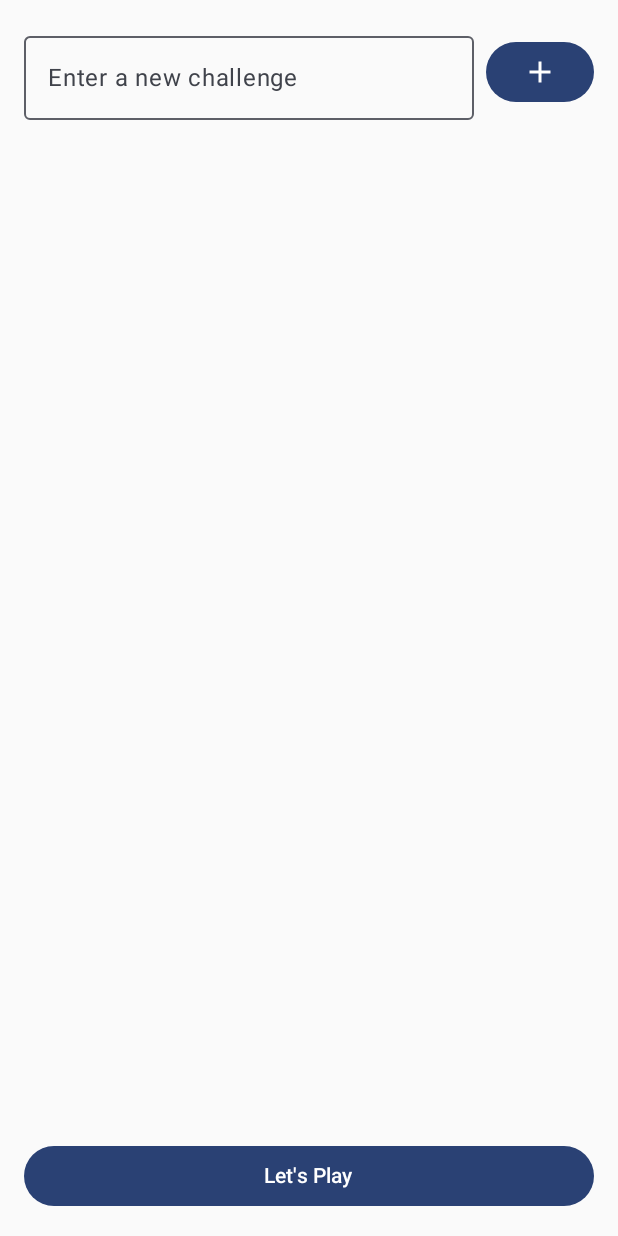
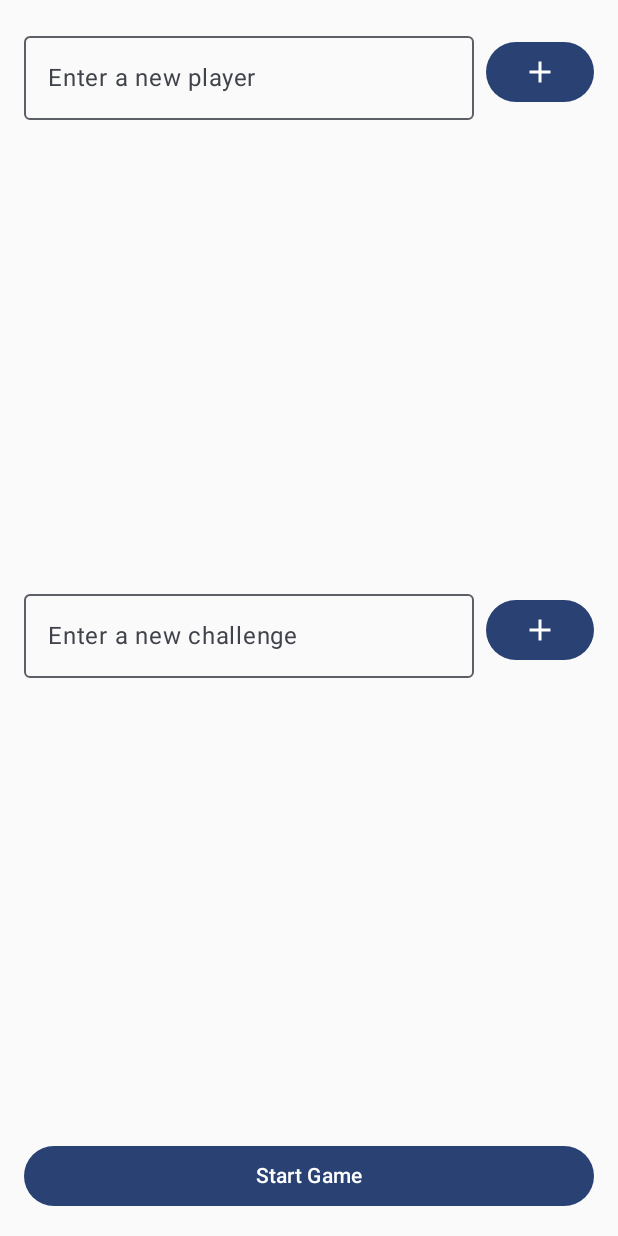
Before and after one commit to SarraBenRejeb2003/dareChallenges, an Android app built with Jetpack Compose: the screen it shows after launch (MainActivity), on a phone screen of 412 x 824 dp. Run offline under Robolectric (Android 15) with nearby library versions, the phone set to English and light mode, and no system bars; our stand-ins replace Room's generated code.

Commit message:
feat: Implement player management and game logic
This commit introduces player management and the core game logic, allowing users to add players and start a game that randomly pairs a player with a challenge.

Key changes:
- **Player Management**:
    - Added a Room database (`PlayerDatabase`, `PlayerDao`, `PlayerDTO`) to persist player data.
    - Implemented `PlayerRepository` and `PlayerViewModel` for managing player state.
    - Created a `PickRandomPlayerUseCase` for game logic.
- **Game Flow**:
    - Introduced `GameSetupScreen` to allow users to add both players and challenges before starting a game. This screen replaces the old `ChallengeListScreen`.
    - Added `GameScreen`, which displays a randomly selected player and challenge.
    - Created `GameViewModel` to handle the logic of selecting a random player and challenge for each round.
- **Navigation & DI**:
    - Updated `AppNavigation` to include the new game setup and game screens, setting `GameSetupScreen` as the starting destination.
    - Expanded the `ViewModelFactory` and `AppContainer` to provide dependencies for player and game-related components.

```diff
--- a/app/src/main/java/com/example/dareWheel/MainActivity.kt
+++ b/app/src/main/java/com/example/dareWheel/MainActivity.kt
@@ -8,9 +8,12 @@ import androidx.compose.runtime.Composable
 import androidx.navigation.compose.NavHost
 import androidx.navigation.compose.composable
 import androidx.navigation.compose.rememberNavController
-import com.example.dareWheel.challenge.presentation.screens.ChallengeListScreen
+import com.example.dareWheel.challenge.presentation.screens.WheelScreen
 import com.example.dareWheel.challenge.presentation.viewmodel.ChallengeViewModel
-import com.example.dareWheel.challenge.presentation.screens.WheelScreen
+import com.example.dareWheel.game.presentation.screens.GameScreen
+import com.example.dareWheel.game.presentation.screens.GameSetupScreen
+import com.example.dareWheel.game.presentation.viewmodel.GameViewModel
+import com.example.dareWheel.player.presentation.viewmodel.PlayerViewModel
 import com.example.dareWheel.ui.theme.MyApplicationTheme
 import com.example.dareWheel.challenge.presentation.viewmodel.WheelViewModel
 
@@ -21,26 +24,43 @@ class MainActivity : ComponentActivity() {
     private val wheelViewModel: WheelViewModel by viewModels {
         (application as ChallengeApplication).container.viewModelFactory
     }
+    private val playerViewModel: PlayerViewModel by viewModels {
+        (application as ChallengeApplication).container.viewModelFactory
+    }
+    private val gameViewModel: GameViewModel by viewModels {
+        (application as ChallengeApplication).container.viewModelFactory
+    }
 
     override fun onCreate(savedInstanceState: Bundle?) {
         super.onCreate(savedInstanceState)
         setContent {
             MyApplicationTheme {
-                AppNavigation(challengeViewModel, wheelViewModel)
+                AppNavigation(challengeViewModel, wheelViewModel, playerViewModel, gameViewModel)
             }
         }
     }
 }
 
 @Composable
-fun AppNavigation(challengeViewModel: ChallengeViewModel, wheelViewModel: WheelViewModel) {
+fun AppNavigation(
+    challengeViewModel: ChallengeViewModel,
+    wheelViewModel: WheelViewModel,
+    playerViewModel: PlayerViewModel,
+    gameViewModel: GameViewModel
+) {
     val navController = rememberNavController()
-    NavHost(navController = navController, startDestination = "challengeList") {
+    NavHost(navController = navController, startDestination = "playerList") {
+        composable("playerList") {
+            GameSetupScreen(navController = navController, playerViewModel = playerViewModel, challengeViewModel = challengeViewModel)
+        }
         composable("challengeList") {
-            ChallengeListScreen(navController = navController, challengeViewModel = challengeViewModel)
+            WheelScreen(wheelViewModel = wheelViewModel)
         }
         composable("wheelScreen") {
             WheelScreen(wheelViewModel = wheelViewModel)
         }
+        composable("gameScreen") {
+            GameScreen(gameViewModel = gameViewModel)
+        }
     }
 }
--- a/app/src/main/java/com/example/dareWheel/challenge/presentation/screens/ChallengeListScreen.kt
+++ /dev/null
@@ -1,104 +0,0 @@
-package com.example.dareWheel.challenge.presentation.screens
-
-import androidx.compose.foundation.layout.Arrangement
-import androidx.compose.foundation.layout.Column
-import androidx.compose.foundation.layout.Row
-import androidx.compose.foundation.layout.Spacer
-import androidx.compose.foundation.layout.fillMaxSize
-import androidx.compose.foundation.layout.fillMaxWidth
-import androidx.compose.foundation.layout.height
-import androidx.compose.foundation.layout.padding
-import androidx.compose.foundation.lazy.LazyColumn
-import androidx.compose.foundation.lazy.items
-import androidx.compose.material.icons.Icons
-import androidx.compose.material.icons.filled.Add
-import androidx.compose.material3.Button
-import androidx.compose.material3.Card
-import androidx.compose.material3.Icon
-import androidx.compose.material3.OutlinedTextField
-import androidx.compose.material3.Text
-import androidx.compose.runtime.Composable
-import androidx.compose.runtime.getValue
-import androidx.compose.runtime.mutableStateOf
-import androidx.compose.runtime.remember
-import androidx.compose.runtime.setValue
-import androidx.compose.ui.Alignment
-import androidx.compose.ui.Modifier
-import androidx.compose.ui.unit.dp
-import androidx.lifecycle.viewmodel.compose.viewModel
-import androidx.navigation.NavController
-import com.example.dareWheel.challenge.presentation.viewmodel.ChallengeViewModel
-
-@Composable
-fun ChallengeListScreen(
-    navController: NavController,
-    challengeViewModel: ChallengeViewModel = viewModel(),
-    modifier: Modifier = Modifier
-) {
-    val challenges by challengeViewModel.challenges
-    var newChallengeText by remember { mutableStateOf("") }
-
-    Column(
-        modifier = modifier
-            .fillMaxSize()
-            .padding(16.dp),
-        horizontalAlignment = Alignment.CenterHorizontally
-    ) {
-        Row(
-            modifier = Modifier.fillMaxWidth(),
-            verticalAlignment = Alignment.CenterVertically,
-            horizontalArrangement = Arrangement.spacedBy(8.dp)
-        ) {
-            OutlinedTextField(
-                value = newChallengeText,
-                onValueChange = { newChallengeText = it },
-                label = { Text("Enter a new challenge") },
-                modifier = Modifier.weight(1f)
-            )
-            Button(
-                onClick = {
-                    if (newChallengeText.isNotBlank()) {
-                        challengeViewModel.addChallenge(newChallengeText)
-                        newChallengeText = ""
-                    }
-                }
-            ) {
-                Icon(Icons.Default.Add, contentDescription = "Add")
-            }
-        }
-
-        Spacer(modifier = Modifier.height(16.dp))
-
-        if (challenges.isNotEmpty()) {
-            LazyColumn(
-                modifier = Modifier
-                    .weight(1f)
-                    .fillMaxWidth(),
-                verticalArrangement = Arrangement.spacedBy(8.dp)
-            ) {
-                items(challenges) { challenge ->
-                    Card(modifier = Modifier.fillMaxWidth()) {
-                        Text(
-                            text = challenge.name,
-                            modifier = Modifier.padding(16.dp)
-                        )
-                    }
-                }
-            }
-        } else {
-            // Fills the space to push the button to the bottom
-            Spacer(modifier = Modifier.weight(1f))
-        }
-
-        Spacer(modifier = Modifier.height(16.dp))
-
-        Button(
-            onClick = {
-                navController.navigate("wheelScreen")
-            },
-            modifier = Modifier.fillMaxWidth()
-        ) {
-            Text("Let's Play")
-        }
-    }
-}
--- a/app/src/main/java/com/example/dareWheel/di/AppContainer.kt
+++ b/app/src/main/java/com/example/dareWheel/di/AppContainer.kt
@@ -1,13 +1,16 @@
 package com.example.dareWheel.di
 
 import android.content.Context
-import androidx.room.Room
 import com.example.dareWheel.challenge.data.ChallengeDatabase
 import com.example.dareWheel.challenge.data.ChallengeRepositoryImpl
 import com.example.dareWheel.challenge.domain.ChallengeRepository
+import com.example.dareWheel.player.data.PlayerDatabase
+import com.example.dareWheel.player.data.PlayerRepositoryImpl
+import com.example.dareWheel.player.domain.PlayerRepository
 
 interface AppContainer {
     val challengeRepository: ChallengeRepository
+    val playerRepository: PlayerRepository
     val viewModelFactory: ViewModelFactory
 }
 
@@ -17,7 +20,11 @@ class AppDataContainer(private val context: Context) : AppContainer {
         ChallengeRepositoryImpl(ChallengeDatabase.getDatabase(context).challengedao)
     }
 
+    override val playerRepository: PlayerRepository by lazy {
+        PlayerRepositoryImpl(PlayerDatabase.getDatabase(context).playerdao)
+    }
+
     override val viewModelFactory: ViewModelFactory by lazy {
-        ViewModelFactory(challengeRepository)
+        ViewModelFactory(challengeRepository, playerRepository)
     }
 }
--- a/app/src/main/java/com/example/dareWheel/di/ViewModelFactory.kt
+++ b/app/src/main/java/com/example/dareWheel/di/ViewModelFactory.kt
@@ -3,18 +3,39 @@ package com.example.dareWheel.di
 import androidx.lifecycle.ViewModel
 import androidx.lifecycle.ViewModelProvider
 import com.example.dareWheel.challenge.domain.ChallengeRepository
+import com.example.dareWheel.challenge.domain.usecase.PickRandomChallengeUseCase
 import com.example.dareWheel.challenge.presentation.viewmodel.ChallengeViewModel
 import com.example.dareWheel.challenge.presentation.viewmodel.WheelViewModel
+import com.example.dareWheel.game.presentation.viewmodel.GameViewModel
+import com.example.dareWheel.player.domain.PlayerRepository
+import com.example.dareWheel.player.domain.usecase.PickRandomPlayerUseCase
+import com.example.dareWheel.player.presentation.viewmodel.PlayerViewModel
 
-class ViewModelFactory(private val repository: ChallengeRepository) : ViewModelProvider.Factory {
+class ViewModelFactory(
+    private val challengeRepository: ChallengeRepository,
+    private val playerRepository: PlayerRepository
+) : ViewModelProvider.Factory {
     override fun <T : ViewModel> create(modelClass: Class<T>): T {
         if (modelClass.isAssignableFrom(ChallengeViewModel::class.java)) {
             @Suppress("UNCHECKED_CAST")
-            return ChallengeViewModel(repository) as T
+            return ChallengeViewModel(challengeRepository) as T
         }
         if (modelClass.isAssignableFrom(WheelViewModel::class.java)) {
             @Suppress("UNCHECKED_CAST")
-            return WheelViewModel(repository) as T
+            return WheelViewModel(challengeRepository) as T
+        }
+        if (modelClass.isAssignableFrom(PlayerViewModel::class.java)) {
+            @Suppress("UNCHECKED_CAST")
+            return PlayerViewModel(playerRepository) as T
+        }
+        if (modelClass.isAssignableFrom(GameViewModel::class.java)) {
+            @Suppress("UNCHECKED_CAST")
+            return GameViewModel(
+                challengeRepository,
+                playerRepository,
+                PickRandomChallengeUseCase(),
+                PickRandomPlayerUseCase()
+            ) as T
         }
         throw IllegalArgumentException("Unknown ViewModel class")
     }
--- /dev/null
+++ b/app/src/main/java/com/example/dareWheel/game/presentation/screens/GameSetupScreen.kt
@@ -0,0 +1,171 @@
+package com.example.dareWheel.game.presentation.screens
+
+import androidx.compose.foundation.layout.Arrangement
+import androidx.compose.foundation.layout.Column
+import androidx.compose.foundation.layout.Row
+import androidx.compose.foundation.layout.Spacer
+import androidx.compose.foundation.layout.fillMaxSize
+import androidx.compose.foundation.layout.fillMaxWidth
+import androidx.compose.foundation.layout.height
+import androidx.compose.foundation.layout.padding
+import androidx.compose.foundation.lazy.LazyColumn
+import androidx.compose.foundation.lazy.items
+import androidx.compose.material.icons.Icons
+import androidx.compose.material.icons.filled.Add
+import androidx.compose.material3.Button
+import androidx.compose.material3.Card
+import androidx.compose.material3.Icon
+import androidx.compose.material3.OutlinedTextField
+import androidx.compose.material3.Text
+import androidx.compose.runtime.Composable
+import androidx.compose.runtime.collectAsState
+import androidx.compose.runtime.getValue
+import androidx.compose.runtime.mutableStateOf
+import androidx.compose.runtime.remember
+import androidx.compose.runtime.setValue
+import androidx.compose.ui.Alignment
+import androidx.compose.ui.Modifier
+import androidx.compose.ui.unit.dp
+import androidx.lifecycle.viewmodel.compose.viewModel
+import androidx.navigation.NavController
+import com.example.dareWheel.challenge.presentation.viewmodel.ChallengeViewModel
+import com.example.dareWheel.player.presentation.viewmodel.PlayerViewModel
+
+@Composable
+fun GameSetupScreen(
+    navController: NavController,
+    playerViewModel: PlayerViewModel = viewModel(),
+    challengeViewModel: ChallengeViewModel = viewModel(),
+    modifier: Modifier = Modifier
+) {
+    val players by playerViewModel.players.collectAsState()
+    var newPlayerText by remember { mutableStateOf("") }
+
+    val challenges by challengeViewModel.challenges
+    var newChallengeText by remember { mutableStateOf("") }
+
+    Column(
+        modifier = modifier
+            .fillMaxSize()
+            .padding(16.dp),
+        horizontalAlignment = Alignment.CenterHorizontally
+    ) {
+        Column(
+            modifier = Modifier
+                .fillMaxWidth()
+                .weight(1f),
+            verticalArrangement = Arrangement.spacedBy(16.dp)
+        ) {
+            Column(
+                modifier = Modifier.weight(1f),
+                horizontalAlignment = Alignment.CenterHorizontally
+            ) {
+                Row(
+                    modifier = Modifier.fillMaxWidth(),
+                    verticalAlignment = Alignment.CenterVertically,
+                    horizontalArrangement = Arrangement.spacedBy(8.dp)
+                ) {
+                    OutlinedTextField(
+                        value = newPlayerText,
+                        onValueChange = { newPlayerText = it },
+                        label = { Text("Enter a new player") },
+                        modifier = Modifier.weight(1f)
+                    )
+                    Button(
+                        onClick = {
+                            if (newPlayerText.isNotBlank()) {
+                                playerViewModel.addPlayer(newPlayerText)
+                                newPlayerText = ""
+                            }
+                        }
+                    ) {
+                        Icon(Icons.Default.Add, contentDescription = "Add")
+                    }
+                }
+
+                Spacer(modifier = Modifier.height(16.dp))
+
+                if (players.isNotEmpty()) {
+                    LazyColumn(
+                        modifier = Modifier
+                            .weight(1f)
+                            .fillMaxWidth(),
+                        verticalArrangement = Arrangement.spacedBy(8.dp)
+                    ) {
+                        items(players) { player ->
+                            Card(modifier = Modifier.fillMaxWidth()) {
+                                Text(
+                                    text = player.name,
+                                    modifier = Modifier.padding(16.dp)
+                                )
+                            }
+                        }
+                    }
+                } else {
+                    Spacer(modifier = Modifier.weight(1f))
+                }
+            }
+
+            Column(
+                modifier = Modifier.weight(1f),
+                horizontalAlignment = Alignment.CenterHorizontally
+            ) {
+                Row(
+                    modifier = Modifier.fillMaxWidth(),
+                    verticalAlignment = Alignment.CenterVertically,
+                    horizontalArrangement = Arrangement.spacedBy(8.dp)
+                ) {
+                    OutlinedTextField(
+                        value = newChallengeText,
+                        onValueChange = { newChallengeText = it },
+                        label = { Text("Enter a new challenge") },
+                        modifier = Modifier.weight(1f)
+                    )
+                    Button(
+                        onClick = {
+                            if (newChallengeText.isNotBlank()) {
+                                challengeViewModel.addChallenge(newChallengeText)
+                                newChallengeText = ""
+                            }
+                        }
+                    ) {
+                        Icon(Icons.Default.Add, contentDescription = "Add")
+                    }
+                }
+
+                Spacer(modifier = Modifier.height(16.dp))
+
+                if (challenges.isNotEmpty()) {
+                    LazyColumn(
+                        modifier = Modifier
+                            .weight(1f)
+                            .fillMaxWidth(),
+                        verticalArrangement = Arrangement.spacedBy(8.dp)
+                    ) {
+                        items(challenges) { challenge ->
+                            Card(modifier = Modifier.fillMaxWidth()) {
+                                Text(
+                                    text = challenge.name,
+                                    modifier = Modifier.padding(16.dp)
+                                )
+                            }
+                        }
+                    }
+                } else {
+                    Spacer(modifier = Modifier.weight(1f))
+                }
+            }
+        }
+
+        Spacer(modifier = Modifier.height(16.dp))
+
+        Button(
+            onClick = {
+                navController.navigate("gameScreen")
+            },
+            modifier = Modifier.fillMaxWidth()
+        ) {
+            Text("Start Game")
+        }
+    }
+}
--- /dev/null
+++ b/app/src/main/java/com/example/dareWheel/game/presentation/viewmodel/GameViewModel.kt
@@ -0,0 +1,38 @@
+package com.example.dareWheel.game.presentation.viewmodel
+
+import androidx.lifecycle.ViewModel
+import androidx.lifecycle.viewModelScope
+import com.example.dareWheel.challenge.domain.ChallengeEntity
+import com.example.dareWheel.challenge.domain.ChallengeRepository
+import com.example.dareWheel.challenge.domain.usecase.PickRandomChallengeUseCase
+import com.example.dareWheel.player.domain.PlayerEntity
+import com.example.dareWheel.player.domain.PlayerRepository
+import com.example.dareWheel.player.domain.usecase.PickRandomPlayerUseCase
+import kotlinx.coroutines.flow.MutableStateFlow
+import kotlinx.coroutines.flow.StateFlow
+import kotlinx.coroutines.flow.first
+import kotlinx.coroutines.launch
+
+class GameViewModel(
+    private val challengeRepository: ChallengeRepository,
+    private val playerRepository: PlayerRepository,
+    private val pickRandomChallengeUseCase: PickRandomChallengeUseCase,
+    private val pickRandomPlayerUseCase: PickRandomPlayerUseCase
+) : ViewModel() {
+
+    private val _selectedPlayer = MutableStateFlow<PlayerEntity?>(null)
+    val selectedPlayer: StateFlow<PlayerEntity?> = _selectedPlayer
+
+    private val _selectedChallenge = MutableStateFlow<ChallengeEntity?>(null)
+    val selectedChallenge: StateFlow<ChallengeEntity?> = _selectedChallenge
+
+    fun pickRandoms() {
+        viewModelScope.launch {
+            val players = playerRepository.getAllPlayers().first()
+            val challenges = challengeRepository.getAllChallenges()
+
+            _selectedPlayer.value = pickRandomPlayerUseCase(players)
+            _selectedChallenge.value = pickRandomChallengeUseCase(challenges)
+        }
+    }
+}
--- /dev/null
+++ b/app/src/main/java/com/example/dareWheel/player/data/PlayerDao.kt
@@ -0,0 +1,15 @@
+package com.example.dareWheel.player.data
+
+import androidx.room.Dao
+import androidx.room.Insert
+import androidx.room.Query
+import kotlinx.coroutines.flow.Flow
+
+@Dao
+interface PlayerDao {
+    @Insert
+    suspend fun insert(player: PlayerDTO)
+
+    @Query("SELECT * FROM players")
+    fun getAllPlayers(): Flow<List<PlayerDTO>>
+}
--- /dev/null
+++ b/app/src/main/java/com/example/dareWheel/player/data/PlayerDataBase.kt
@@ -0,0 +1,31 @@
+package com.example.dareWheel.player.data
+
+import android.content.Context
+import androidx.room.Database
+import androidx.room.Room
+import androidx.room.RoomDatabase
+
+@Database(
+    entities = [PlayerDTO::class],
+    version = 1
+)
+abstract class PlayerDatabase : RoomDatabase() {
+    abstract val playerdao: PlayerDao
+
+    companion object {
+        @Volatile
+        private var INSTANCE: PlayerDatabase? = null
+
+        fun getDatabase(context: Context): PlayerDatabase {
+            return INSTANCE ?: synchronized(this) {
+                val instance = Room.databaseBuilder(
+                    context.applicationContext,
+                    PlayerDatabase::class.java,
+                    "player.db"
+                ).build()
+                INSTANCE = instance
+                instance
+            }
+        }
+    }
+}
--- /dev/null
+++ b/app/src/main/java/com/example/dareWheel/player/data/PlayerRepositoryImpl.kt
@@ -0,0 +1,19 @@
+package com.example.dareWheel.player.data
+
+import com.example.dareWheel.player.domain.PlayerEntity
+import com.example.dareWheel.player.domain.PlayerRepository
+import kotlinx.coroutines.flow.Flow
+import kotlinx.coroutines.flow.map
+
+class PlayerRepositoryImpl(private val playerDao: PlayerDao) : PlayerRepository {
+
+    override fun getAllPlayers(): Flow<List<PlayerEntity>> {
+        return playerDao.getAllPlayers().map { list ->
+            list.map { PlayerEntity(id = it.id.toString(), name = it.name) }
+        }
+    }
+
+    override suspend fun insertPlayer(player: PlayerEntity) {
+        playerDao.insert(PlayerDTO(name = player.name))
+    }
+}
--- /dev/null
+++ b/app/src/main/java/com/example/dareWheel/player/domain/PlayerEntity.kt
@@ -0,0 +1,6 @@
+package com.example.dareWheel.player.domain
+
+data class PlayerEntity (
+    val id: String,
+    val name: String
+)
--- /dev/null
+++ b/app/src/main/java/com/example/dareWheel/player/domain/PlayerRepository.kt
@@ -0,0 +1,9 @@
+package com.example.dareWheel.player.domain
+
+import com.example.dareWheel.player.domain.PlayerEntity
+import kotlinx.coroutines.flow.Flow
+
+interface PlayerRepository {
+    fun getAllPlayers(): Flow<List<PlayerEntity>>
+    suspend fun insertPlayer(player: PlayerEntity)
+}
--- /dev/null
+++ b/app/src/main/java/com/example/dareWheel/player/domain/usecase/PickRandomPlayerUseCase.kt
@@ -0,0 +1,12 @@
+package com.example.dareWheel.player.domain.usecase
+
+import com.example.dareWheel.player.domain.PlayerEntity
+
+class PickRandomPlayerUseCase {
+    operator fun invoke(players: List<PlayerEntity>): PlayerEntity? {
+        if (players.isEmpty()) {
+            return null
+        }
+        return players.random()
+    }
+}
--- /dev/null
+++ b/app/src/main/java/com/example/dareWheel/player/presentation/viewmodel/PlayerViewModel.kt
@@ -0,0 +1,33 @@
+package com.example.dareWheel.player.presentation.viewmodel
+
+import androidx.lifecycle.ViewModel
+import androidx.lifecycle.viewModelScope
+import com.example.dareWheel.player.domain.PlayerEntity
+import com.example.dareWheel.player.domain.PlayerRepository
+import kotlinx.coroutines.flow.MutableStateFlow
+import kotlinx.coroutines.flow.StateFlow
+import kotlinx.coroutines.launch
+
+class PlayerViewModel(private val playerRepository: PlayerRepository) : ViewModel() {
+
+    private val _players = MutableStateFlow<List<PlayerEntity>>(emptyList())
+    val players: StateFlow<List<PlayerEntity>> = _players
+
+    init {
+        loadPlayers()
+    }
+
+    private fun loadPlayers() {
+        viewModelScope.launch {
+            playerRepository.getAllPlayers().collect {
+                _players.value = it
+            }
+        }
+    }
+
+    fun addPlayer(name: String) {
+        viewModelScope.launch {
+            playerRepository.insertPlayer(PlayerEntity(id = "", name = name))
+        }
+    }
+}
```
Also changed, not shown: app/src/main/java/com/example/dareWheel/game/presentation/screens/GameScreen.kt (added, +56 -0 lines), app/src/main/java/com/example/dareWheel/player/data/PlayerDTO.kt (added, +12 -0 lines).
